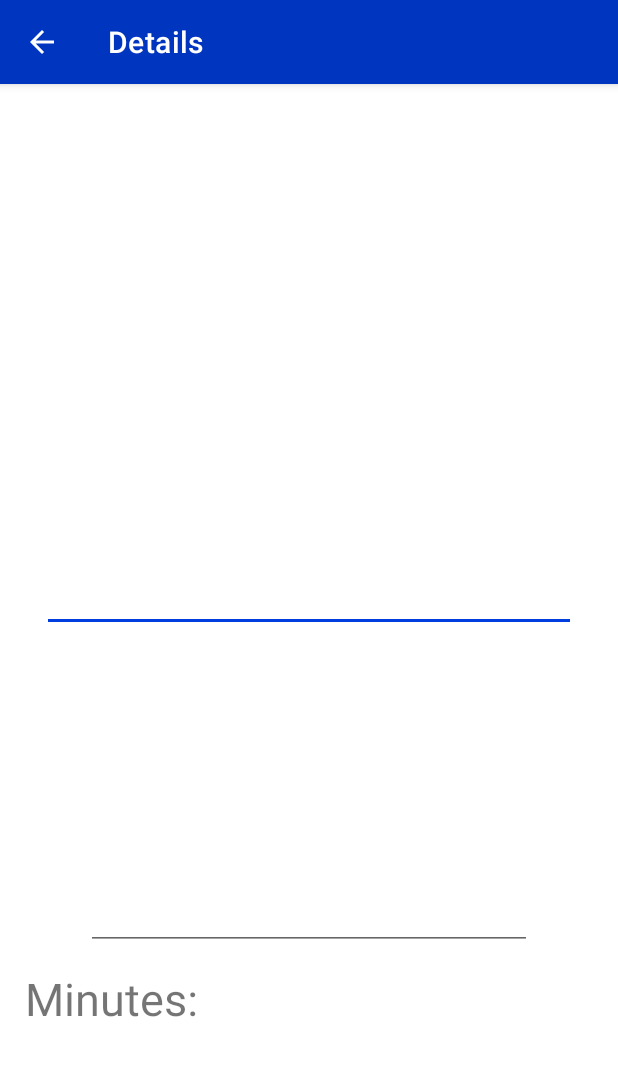
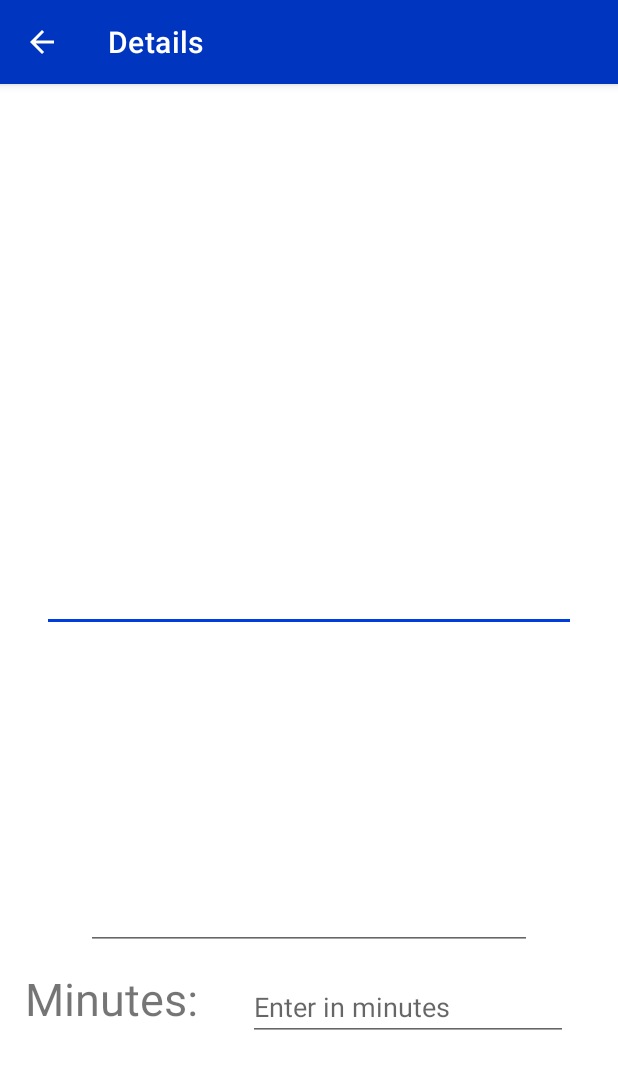
Before and after one commit to alyssatly/Mior, an Android app: the EditReminderActivity screen opened directly, with no data from a screen before it, on a phone screen of 412 x 824 dp. Shown: the top 1069 px of the screen. Run offline under Robolectric (Android 15) with nearby library versions, the phone set to English and light mode, and no system bars.

Commit message:
Keyboard hides, minute text added

```diff
--- a/app/src/main/java/com/example/mior/EditReminderActivity.java
+++ b/app/src/main/java/com/example/mior/EditReminderActivity.java
@@ -1,18 +1,19 @@
 package com.example.mior;
 
-import androidx.appcompat.app.AppCompatActivity;
-
+import android.app.Activity;
 import android.os.Bundle;
-import android.util.Log;
+import android.view.View;
+import android.view.inputmethod.InputMethodManager;
 import android.widget.EditText;
 import android.widget.ImageView;
-import android.widget.TextView;
 import android.widget.Toast;
+
+import androidx.appcompat.app.AppCompatActivity;
 
 public class EditReminderActivity extends AppCompatActivity {
 
     ImageView mainImageView;
-    EditText title, description;
+    EditText title, description,minutes;
 
     String titleData, descData;
     int imgData;
@@ -48,4 +49,9 @@ public class EditReminderActivity extends AppCompatActivity {
         description.setText(descData);
         mainImageView.setImageResource(imgData);
     }
+
+    public void hideKeyboard(View view) {
+        InputMethodManager imm = (InputMethodManager)getSystemService(Activity.INPUT_METHOD_SERVICE);
+        imm.hideSoftInputFromWindow(view.getWindowToken(),0);
+    }
 }
--- a/app/src/main/res/layout/activity_edit_reminder.xml
+++ b/app/src/main/res/layout/activity_edit_reminder.xml
@@ -5,6 +5,7 @@
     android:id="@+id/editReminderView"
     android:layout_width="match_parent"
     android:layout_height="match_parent"
+    android:onClick="hideKeyboard"
     tools:context=".EditReminderActivity">
 
     <ImageView
@@ -60,4 +61,16 @@
         app:layout_constraintStart_toStartOf="parent"
         app:layout_constraintTop_toBottomOf="@+id/description"
         tools:ignore="MissingConstraints" />
+
+    <EditText
+        android:id="@+id/minText"
+        android:layout_width="wrap_content"
+        android:layout_height="wrap_content"
+        android:layout_marginTop="15dp"
+        android:ems="10"
+        android:hint="Enter in minutes"
+        android:inputType="textPersonName"
+        app:layout_constraintEnd_toEndOf="parent"
+        app:layout_constraintStart_toEndOf="@+id/textView"
+        app:layout_constraintTop_toBottomOf="@+id/description" />
 </androidx.constraintlayout.widget.ConstraintLayout>
```
Also changed, not shown: app/src/main/java/com/example/mior/MainActivity.java (+2 -6 lines), 1 other file.
